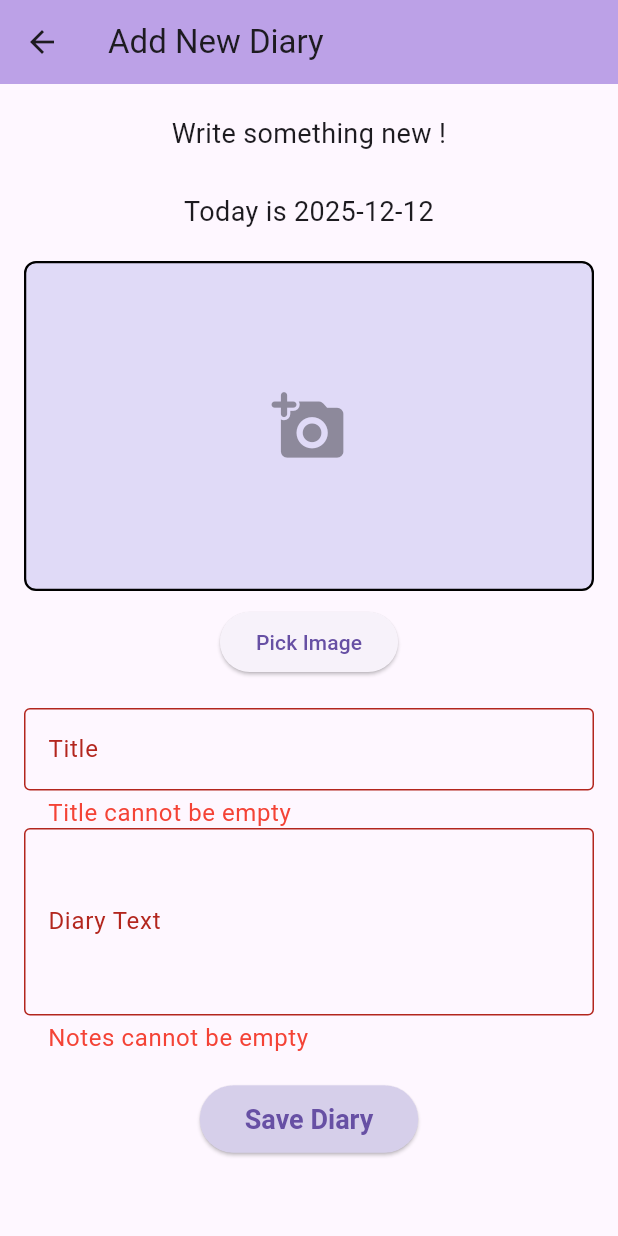
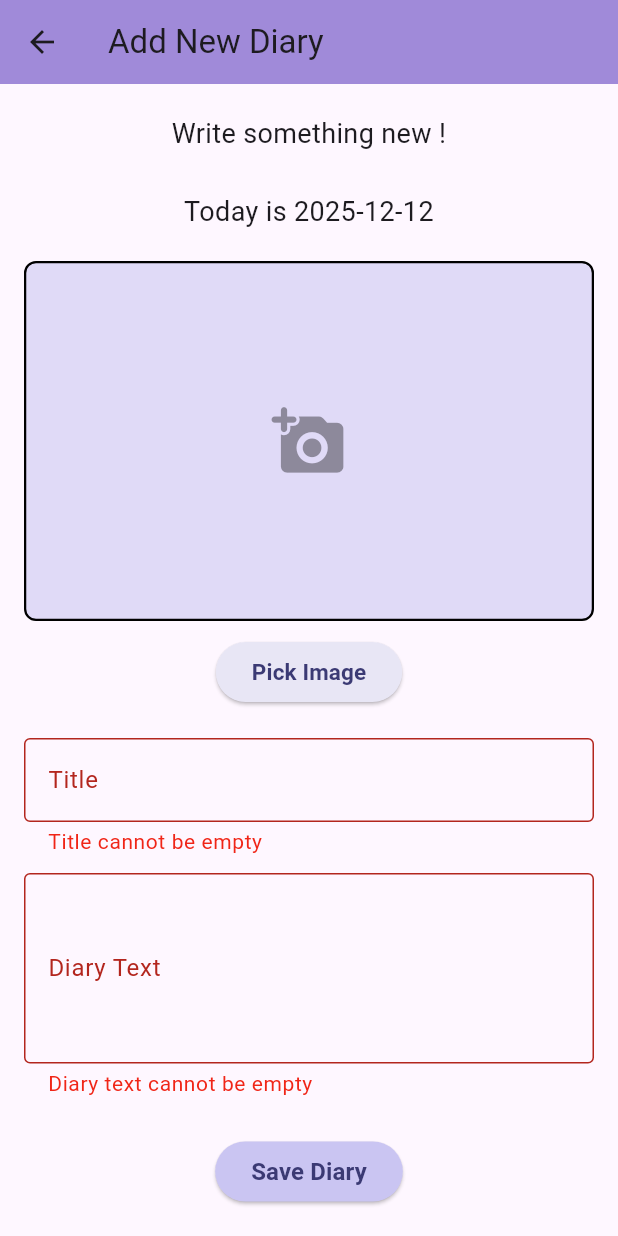
Before and after one commit to cnm5084/flutter_asgm2, a Flutter app: the DiaryScreen screen opened directly, after a tap on "Save Diary", on a phone screen of 412 x 824 dp. Run offline on Flutter 3.47's test engine with Material 3 defaults, Android fonts, the phone set to English and light mode, and no system bars; our stand-ins replace image_picker, sqflite; accounts and stored records are empty.

Commit message:
Update diaryscreen.dart

```diff
--- a/lib/diaryscreen.dart
+++ b/lib/diaryscreen.dart
@@ -23,7 +23,7 @@ class _DiaryScreenState extends State<DiaryScreen> {
     return Scaffold(
       appBar: AppBar(
         title: const Text('Add New Diary'),
-        backgroundColor: const Color.fromARGB(255, 188, 161, 231),
+        backgroundColor: const Color.fromARGB(255, 160, 138, 217),
       ),
       body: SingleChildScrollView(
         child: Center(
@@ -39,7 +39,7 @@ class _DiaryScreenState extends State<DiaryScreen> {
                 ),
                 SizedBox(height: 20),
                 Container(
-                  height: 220,
+                  height: 240,
                   width: 380,
                   decoration: BoxDecoration(
                     border: Border.all(
@@ -51,7 +51,9 @@ class _DiaryScreenState extends State<DiaryScreen> {
                   ),
                   child: Center(
                     child: imageFile != null
-                        ? Image.file(imageFile!, fit: BoxFit.cover)
+                        ? Image.file(imageFile!, fit: BoxFit.cover,  // Cover keeps aspect ratio while filling
+            width: double.infinity,
+            height: double.infinity,)
                         : Icon(
                             Icons.add_a_photo_rounded,
                             size: 50,
@@ -61,8 +63,13 @@ class _DiaryScreenState extends State<DiaryScreen> {
                 ),
                 SizedBox(height: 10),
 
-                ElevatedButton(onPressed: pickImage, child: Text("Pick Image")),
-
+                ElevatedButton(onPressed: pickImage,
+                style: ElevatedButton.styleFrom(
+                  backgroundColor: const Color.fromARGB(255, 232, 230, 245),
+                ), child: Text('Pick Image',
+                style: TextStyle(fontSize: 15,
+                fontWeight: FontWeight.bold,
+                color: const Color.fromARGB(255, 59, 58, 116)),)),
                 SizedBox(height: 20),
                 SizedBox(
                   height: 80,
@@ -74,7 +81,7 @@ class _DiaryScreenState extends State<DiaryScreen> {
                       border: OutlineInputBorder(
                         borderSide: BorderSide(color: Colors.black, width: 2.0),
                       ),
-                      errorStyle: TextStyle(color: Colors.red, fontSize: 16),
+                      errorStyle: TextStyle(color: const Color.fromARGB(255, 240, 37, 23), fontSize: 14),
                     ),
                     validator: (value) {
                       if (value == null || value.isEmpty) {
@@ -86,6 +93,7 @@ class _DiaryScreenState extends State<DiaryScreen> {
                     maxLines: 2,
                   ),
                 ),
+                SizedBox(height: 10),
                 SizedBox(
                   height: 150,
                   width: 380,
@@ -94,11 +102,11 @@ class _DiaryScreenState extends State<DiaryScreen> {
                     decoration: InputDecoration(
                       labelText: 'Diary Text',
                       border: OutlineInputBorder(),
-                      errorStyle: TextStyle(color: Colors.red, fontSize: 16),
+                      errorStyle: TextStyle(color: const Color.fromARGB(255, 240, 37, 23), fontSize: 14),
                     ),
                     validator: (value) {
                       if (value == null || value.isEmpty) {
-                        return 'Notes cannot be empty';
+                        return 'Diary text cannot be empty';
                       }
                       return null;
                     },
@@ -106,13 +114,11 @@ class _DiaryScreenState extends State<DiaryScreen> {
                     maxLines: 10,
                   ),
                 ),
-                SizedBox(height: 20),
+                SizedBox(height: 25),
                 ElevatedButton(onPressed: saveDiary,
                 style: ElevatedButton.styleFrom(
-                  backgroundColor: const Color.fromARGB(255, 214, 207, 234),
-                  padding: const EdgeInsets.symmetric(horizontal: 30, vertical: 12),
-                  textStyle: const TextStyle(fontSize: 18, fontWeight: FontWeight.bold),
-                ), child: Text('Save Diary')),
+                  backgroundColor: const Color.fromARGB(255, 202, 197, 242),
+                ), child: Text('Save Diary',style: TextStyle(fontSize: 16, fontWeight: FontWeight.bold,color: const Color.fromARGB(255, 59, 58, 116)),)),
               ],
             ),
           ),
```
